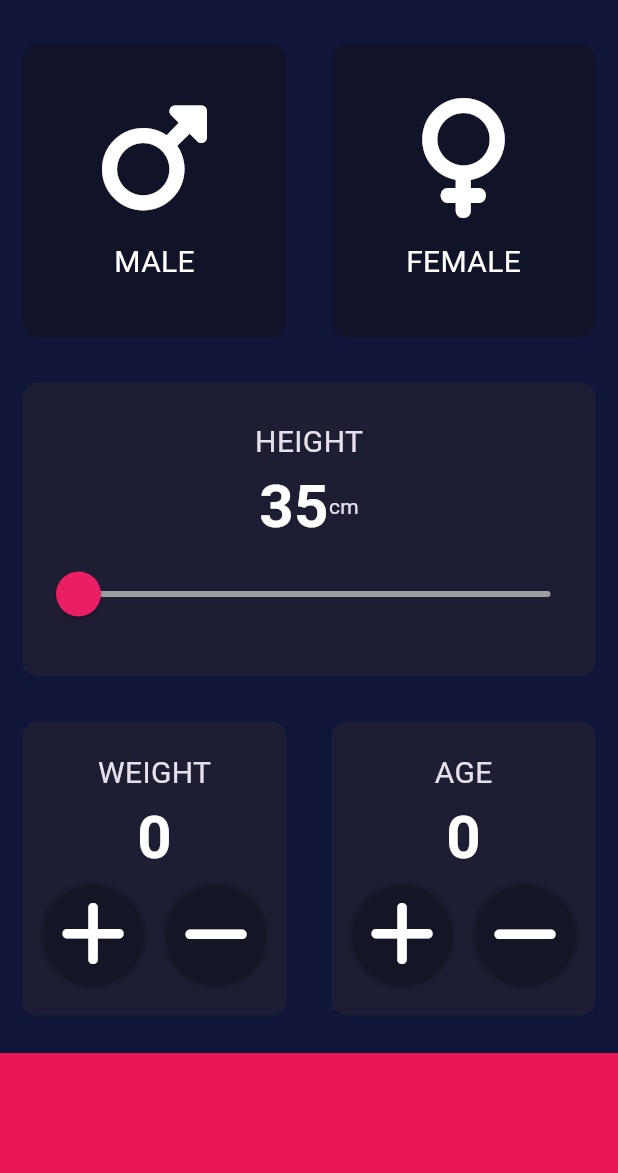
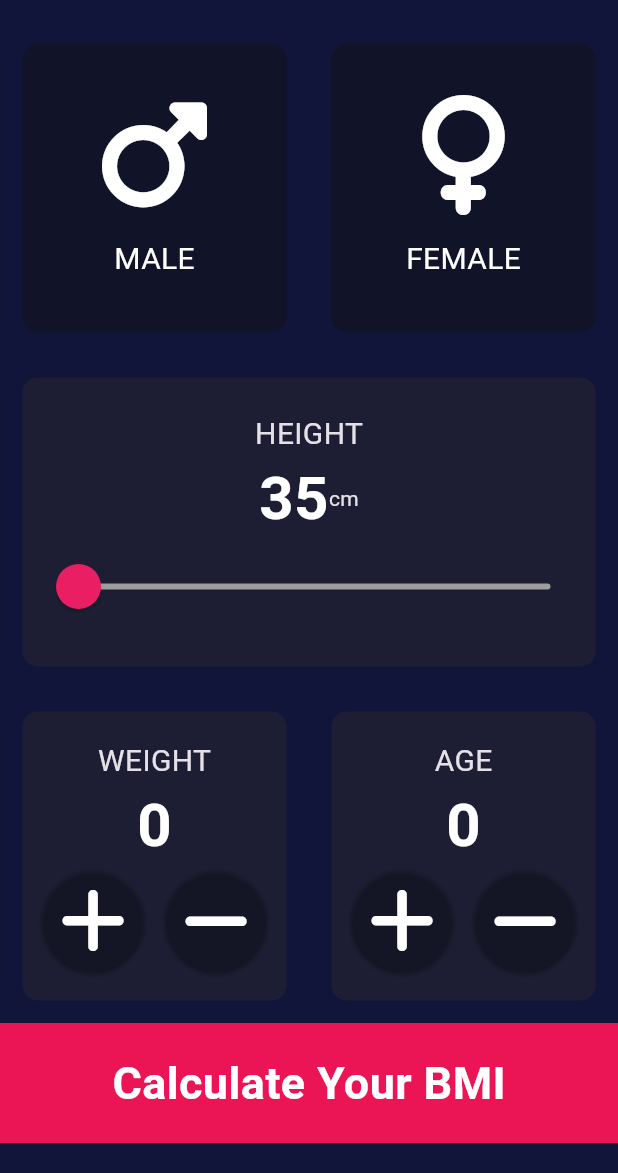
Before and after one commit to ThihaSoe247/bmi_calculator, a Flutter app: the screen it shows after launch, on a phone screen of 412 x 824 dp, the part 63-1236 px from its top. Run offline on Flutter 3.47's test engine with Material 3 defaults, Android fonts, the phone set to English and light mode, and no system bars; our stand-ins replace font_awesome_flutter.

Commit message:
Completed BMI App

```diff
--- /dev/null
+++ b/lib/calculator.dart
@@ -0,0 +1,35 @@
+import 'dart:math';
+
+class Calculator{
+  Calculator({required this.height, required this.weight}) : _bmi = 0; // Initialize _bmi
+
+  final int height;
+  final int weight;
+
+  double _bmi;
+
+  String calculateBMI() {
+    _bmi = weight / pow(height / 100, 2);
+    return _bmi.toStringAsFixed(1);
+  }
+
+  String getResult() {
+    if (_bmi >= 25) {
+      return 'Overweight';
+    } else if (_bmi > 18.5) {
+      return 'Normal';
+    } else {
+      return 'Underweight';
+    }
+  }
+
+  String getInterpretation() {
+    if (_bmi >= 25) {
+      return 'You have a higher than normal body weight. Try to exercise more.';
+    } else if (_bmi >= 18.5) {
+      return 'You have a normal body weight. Good job!';
+    } else {
+      return 'You have a lower than normal body weight. You can eat a bit more.';
+    }
+  }
+}
--- /dev/null
+++ b/lib/components/calculate_button.dart
@@ -0,0 +1,30 @@
+
+import 'package:bmi_calculator/screens/input_page.dart';
+import 'package:flutter/material.dart';
+
+class CalculateButton extends StatelessWidget {
+  final GestureTapCallback onTap;
+  final String title;
+  const CalculateButton({super.key, required this.title, required this.onTap});
+
+  @override
+  Widget build(BuildContext context) {
+    return GestureDetector(
+      onTap:  onTap,
+      child: Container(
+        color: bottomContainerColor,
+        margin: const EdgeInsets.only(bottom: 20),
+        width: double.infinity,
+        height: bottomContainerHeight,
+        child: Center(
+            child: Text(
+              title,
+              style: const TextStyle(
+                  color: Colors.white,
+                  fontSize: 30,
+                  fontWeight: FontWeight.bold),
+            )),
+      ),
+    );
+  }
+}
--- a/lib/icon_content.dart
+++ b/lib/components/icon_content.dart
@@ -1,12 +1,10 @@
-
-import 'package:flutter/cupertino.dart';
 import 'package:flutter/material.dart';
 import 'package:font_awesome_flutter/font_awesome_flutter.dart';
 
-class iconContent extends StatelessWidget {
+class IconContent extends StatelessWidget {
   final IconData gender;
   final String text;
-  iconContent({required this.gender,required this.text});
+  const IconContent({super.key, required this.gender,required this.text});
   @override
   Widget build(BuildContext context) {
     return  Column(
@@ -16,10 +14,10 @@ class iconContent extends StatelessWidget {
           gender,
           size: 80.0,
         ),
-        SizedBox(height: 15),
+        const SizedBox(height: 15),
         Text(
           text,
-          style: TextStyle(fontSize: 20, color: Colors.white),
+          style: const TextStyle(fontSize: 20, color: Colors.white),
         )
       ],
     );
@@ -56,7 +54,7 @@ Widget buildValueCard({
             style: ElevatedButton.styleFrom(
               padding: const EdgeInsets.all(10),
               shape: const CircleBorder(),
-              backgroundColor: const Color(0x6A6F73),
+              backgroundColor: const Color(0x006a6f73),
             ),
             child: const Icon(
               FontAwesomeIcons.plus,
@@ -69,7 +67,7 @@ Widget buildValueCard({
             style: ElevatedButton.styleFrom(
               padding: const EdgeInsets.all(10),
               shape: const CircleBorder(),
-              backgroundColor: const Color(0x6A6F73),
+              backgroundColor: const Color(0x006a6f73),
             ),
             child: const Icon(
               FontAwesomeIcons.minus,
--- a/lib/reuseable_card.dart
+++ b/lib/components/reuseable_card.dart
@@ -2,7 +2,7 @@
 import 'package:flutter/cupertino.dart';
 
 class ReusableCard extends StatelessWidget {
-  ReusableCard({required this.colour, this.cardChild,  this.touchDetect });
+  const ReusableCard({super.key, required this.colour, this.cardChild,  this.touchDetect });
   final Color colour;
   final Widget? cardChild;
   final GestureTapCallback? touchDetect;
@@ -12,12 +12,12 @@ class ReusableCard extends StatelessWidget {
     return GestureDetector(
       onTap:  touchDetect,
       child: Container(
-        child: cardChild,
         decoration: BoxDecoration(
           borderRadius: BorderRadius.circular(10),
           color: colour,
         ),
         margin: const EdgeInsets.all(15),
+        child: cardChild,
       ),
     );
   }
--- a/lib/main.dart
+++ b/lib/main.dart
@@ -1,10 +1,12 @@
 import 'package:flutter/material.dart';
 
-import 'input_page.dart';
+import 'screens/input_page.dart';
 
-void main() => runApp(BMICalculator());
+void main() => runApp(const BMICalculator());
 
 class BMICalculator extends StatelessWidget {
+  const BMICalculator({super.key});
+
   @override
   Widget build(BuildContext context) {
     return MaterialApp(
@@ -15,7 +17,7 @@ class BMICalculator extends StatelessWidget {
           backgroundColor: Colors.red, // Applies the theme color to FAB globally
         ),
       ),
-      home: InputPage(),
+      home: const InputPage(),
     );
   }
 }
--- a/lib/input_page.dart
+++ b/lib/screens/input_page.dart
@@ -1,28 +1,32 @@
-import 'package:bmi_calculator/reuseable_card.dart';
+import 'package:bmi_calculator/calculator.dart';
+import 'package:bmi_calculator/components/calculate_button.dart';
+import 'package:bmi_calculator/components/reuseable_card.dart';
+import 'package:bmi_calculator/screens/result_page.dart';
 import 'package:flutter/material.dart';
 import 'package:font_awesome_flutter/font_awesome_flutter.dart';
-import 'icon_content.dart';
+import 'package:bmi_calculator/components/icon_content.dart';
 
 const bottomContainerHeight = 80.0;
 const containerColor = Color(0xFF1D1E33);
 const inactiveColor = Color(0xFF111328);
 const bottomContainerColor = Color(0xFFEB1555);
+double currentHeight = 35.0;
+int weight = 0;
+int age = 0;
+Color maleCardColor = inactiveColor;
+Color femaleCardColor = inactiveColor;
 
 class InputPage extends StatefulWidget {
+  const InputPage({super.key});
+
   @override
   _InputPageState createState() => _InputPageState();
 }
 
 class _InputPageState extends State<InputPage> {
-  double currentHeight = 35.0;
-  int weight = 0;
-  int age = 0;
-  Color maleCardColor = inactiveColor;
-  Color femaleCardColor = inactiveColor;
-
-  genderChoice? selectedGender;
 
 
+  GenderChoice? selectedGender;
 
   @override
   Widget build(BuildContext context) {
@@ -42,13 +46,15 @@ class _InputPageState extends State<InputPage> {
               children: [
                 Expanded(
                   child: ReusableCard(
-                    touchDetect: (){
+                    touchDetect: () {
                       setState(() {
-                        selectedGender = genderChoice.MALE;
+                        selectedGender = GenderChoice.MALE;
                       });
                     },
-                    colour: selectedGender == genderChoice.MALE ? containerColor : inactiveColor,
-                    cardChild: iconContent(
+                    colour: selectedGender == GenderChoice.MALE
+                        ? containerColor
+                        : inactiveColor,
+                    cardChild: const IconContent(
                       gender: FontAwesomeIcons.mars,
                       text: "MALE",
                     ),
@@ -56,13 +62,15 @@ class _InputPageState extends State<InputPage> {
                 ),
                 Expanded(
                   child: ReusableCard(
-                    touchDetect: (){
+                    touchDetect: () {
                       setState(() {
-                        selectedGender = genderChoice.FEMALE;
+                        selectedGender = GenderChoice.FEMALE;
                       });
                     },
-                    colour: selectedGender == genderChoice.FEMALE ? containerColor : inactiveColor,
-                    cardChild: iconContent(
+                    colour: selectedGender == GenderChoice.FEMALE
+                        ? containerColor
+                        : inactiveColor,
+                    cardChild: const IconContent(
                       gender: FontAwesomeIcons.venus,
                       text: "FEMALE",
                     ),
@@ -101,10 +109,11 @@ class _InputPageState extends State<InputPage> {
                     data: SliderTheme.of(context).copyWith(
                         inactiveTrackColor: Colors.grey,
                         activeTrackColor: Colors.white,
-                      thumbColor: Colors.pink,
-                      thumbShape: RoundSliderThumbShape(enabledThumbRadius: 15),
-                      overlayShape:  RoundSliderOverlayShape(overlayRadius: 30)
-    ),
+                        thumbColor: Colors.pink,
+                        thumbShape:
+                            const RoundSliderThumbShape(enabledThumbRadius: 15),
+                        overlayShape:
+                            const RoundSliderOverlayShape(overlayRadius: 30)),
                     child: Slider(
                       value: currentHeight,
                       onChanged: (value) {
@@ -174,18 +183,24 @@ class _InputPageState extends State<InputPage> {
           ),
 
           // Bottom Container
-          Container(
-            color: bottomContainerColor,
-            margin: const EdgeInsets.only(top: 10),
-            width: double.infinity,
-            height: bottomContainerHeight,
-          ),
+          CalculateButton(title: "Calculate Your BMI",onTap: (){
+
+            Calculator calc = Calculator(height: currentHeight.round(), weight:  weight);
+            final result = calc.calculateBMI();
+            Navigator.push(
+              context,
+              MaterialPageRoute(builder: (context) => ResultPage(bmiResult: result, resultText: calc.getResult(), interpret: calc.getInterpretation()))
+                );
+
+          },),
         ],
       ),
     );
   }
 }
-enum genderChoice{
+
+
+enum GenderChoice {
   MALE,
   FEMALE,
 }
```
Also changed, not shown: lib/screens/result_page.dart (added, +84 -0 lines).
